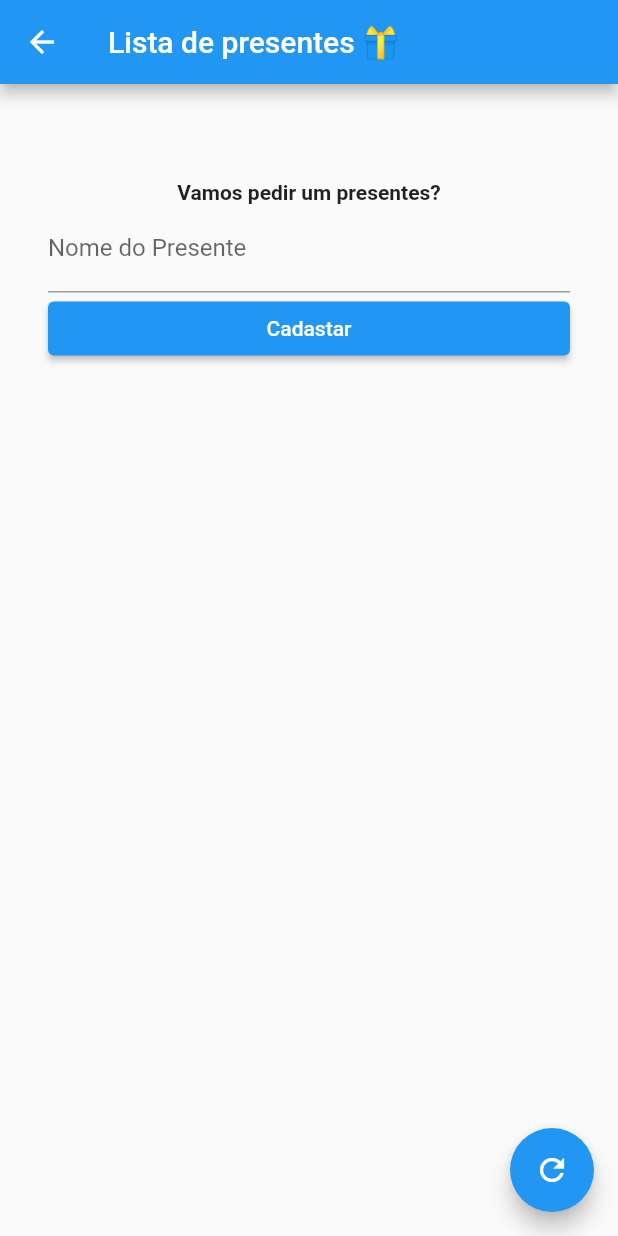
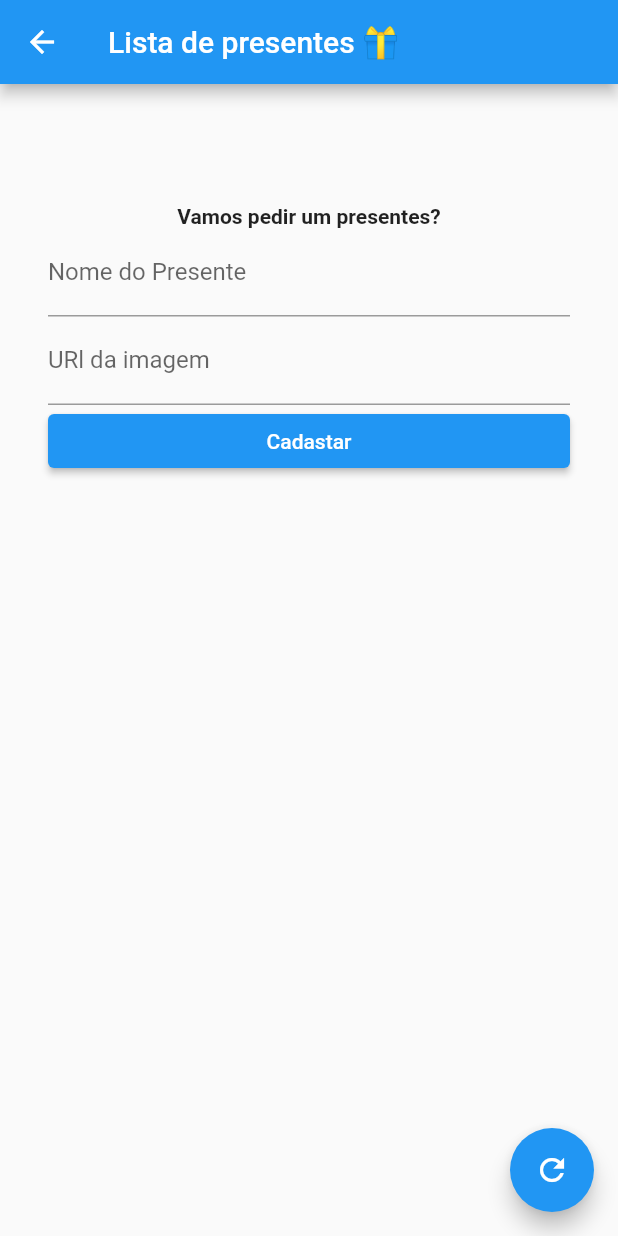
Before and after one commit to joaovac/App-Noivo, a Flutter app: the HomeScreen screen opened directly, after a tap on "Cadastar", after a tap on the "refresh" icon, on a phone screen of 412 x 824 dp. Run offline on Flutter 3.47's test engine with Material 2 defaults, Android fonts, the phone set to English and light mode, and no system bars; our stand-ins replace cloud_firestore, firebase_auth, firebase_core; accounts and stored records are empty.

Commit message:
Pinto alfa

```diff
--- a/lib/criarPresentes/newPresentPage.dart
+++ b/lib/criarPresentes/newPresentPage.dart
@@ -34,13 +34,14 @@ class HomeScreen extends StatefulWidget {
 class _HomeScreenState extends State<HomeScreen> {
   FirebaseFirestore db = FirebaseFirestore.instance;
   TextEditingController _textPresentsController = TextEditingController();
+  TextEditingController _textImageController = TextEditingController();
 
   List<String> listNames = [];
 
   @override
   void initState() {
     refresh();
-
+    //atualização automatica
     db.collection("listPresents").snapshots().listen((snapshot) {
       setState(() {
         listNames = [];
@@ -62,8 +63,8 @@ class _HomeScreenState extends State<HomeScreen> {
         onPressed: () => refresh(),
         child: Icon(Icons.refresh),
       ),
-      body: Padding(
-        padding: const EdgeInsets.symmetric(horizontal: 32, vertical: 64),
+      body: SingleChildScrollView(
+        padding: const EdgeInsets.symmetric(horizontal: 32, vertical: 80),
         child: Column(
           crossAxisAlignment: CrossAxisAlignment.stretch,
           children: [
@@ -75,6 +76,10 @@ class _HomeScreenState extends State<HomeScreen> {
             TextField(
               controller: _textPresentsController,
               decoration: InputDecoration(labelText: "Nome do Presente"),
+            ),
+            TextField(
+              controller: _textImageController,
+              decoration: InputDecoration(labelText: "URl da imagem"),
             ),
             ElevatedButton(
               onPressed: () => sendData(),
@@ -107,22 +112,28 @@ class _HomeScreenState extends State<HomeScreen> {
     query.docs.forEach((document) {
       print(document.id); //Mostrar o id que escolhemos
       String data = document.get("name");
+      String data2 = document.get("img");
+
       setState(() {
         listNames.add(data);
+        listNames.add(data2);
       });
     });
   }
 
-//impremir lista
+//enviar para o bd
   void sendData() {
     String id = Uuid().v1(); //criando id aleatorio
-    db
-        .collection("listPresents")
-        .doc(id)
-        .set({"name": _textPresentsController.text});
+    db.collection("listPresents").doc(id).set({
+      "comprado": false,
+      "id": id,
+      "name": _textPresentsController.text,
+      "image": _textImageController.text
+    });
 
     //Visual Feedback
     _textPresentsController.text = "";
+    _textImageController.text = "";
     ScaffoldMessenger.of(context).showSnackBar(
       SnackBar(
         content: Text("Salvo no Firestore!"),
```
